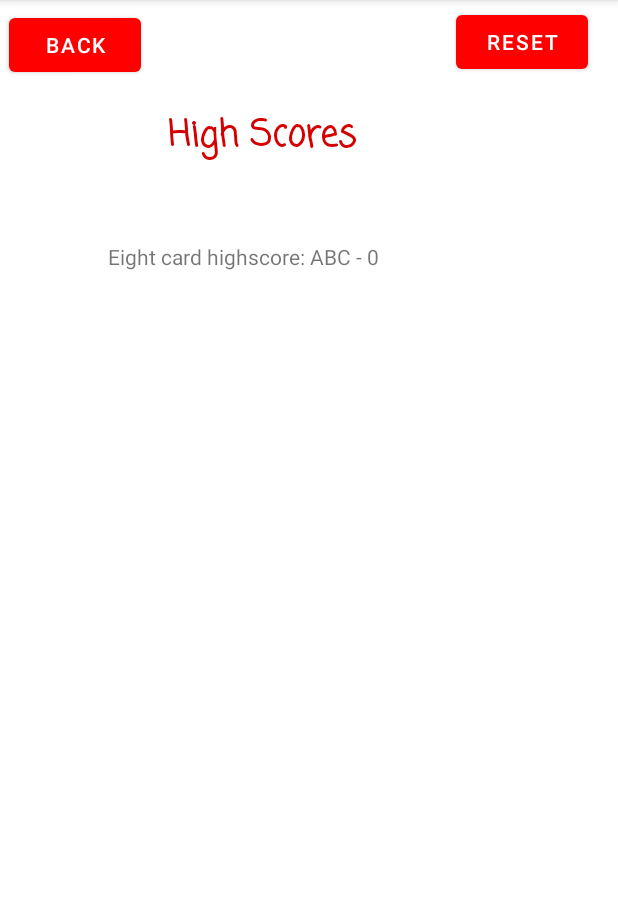
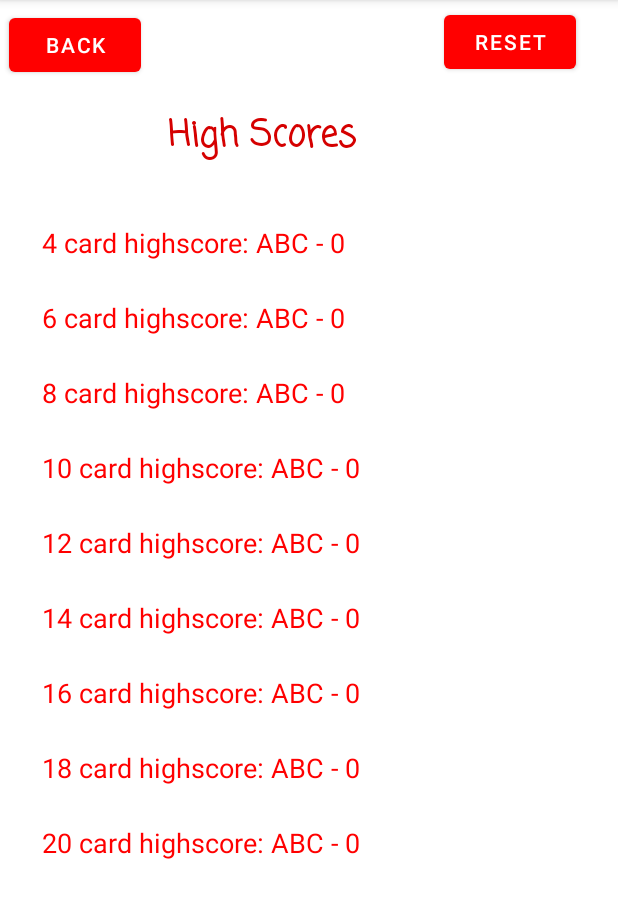
Before and after one commit to ShaneBaxter831/CS2450_AndroidMemoryGame, an Android app: the HighScoreListActivity screen opened directly, with no data from a screen before it, on a phone screen of 412 x 824 dp, the part 84-1002 px from its top. Run offline under Robolectric (Android 15) with nearby library versions, the phone set to English and light mode, and no system bars.

Commit message:
Finished highscores page

```diff
--- a/MyApplication/app/src/main/java/com/example/memorygame/HighScoreListActivity.java
+++ b/MyApplication/app/src/main/java/com/example/memorygame/HighScoreListActivity.java
@@ -11,6 +11,8 @@ import androidx.appcompat.app.AppCompatActivity;
 
 public class HighScoreListActivity extends AppCompatActivity {
 
+    TextView[] allHighScores;
+
     @Override
     protected void onCreate(Bundle savedInstanceState){
         super.onCreate(savedInstanceState);
@@ -19,6 +21,7 @@ public class HighScoreListActivity extends AppCompatActivity {
 
         Button back = findViewById(R.id.backToMenu);
 
+        //back to main menu
         back.setOnClickListener(new View.OnClickListener() {
             @Override
             public void onClick(View view) {
@@ -27,6 +30,7 @@ public class HighScoreListActivity extends AppCompatActivity {
             }
         });
 
+        //resets all currently saved highscores
         Button reset = findViewById(R.id.resetButton);
         reset.setOnClickListener(new View.OnClickListener() {
             @Override
@@ -39,13 +43,20 @@ public class HighScoreListActivity extends AppCompatActivity {
             }
         });
 
-        TextView highScoreEight = findViewById(R.id.highScoreEight);
-        SharedPreferences prefs = getSharedPreferences("PREFS", 0);
-        int eightCardScore = prefs.getInt("highscore8", 0);
-        String eightCardName = prefs.getString("highscore8name", "ABC");
+        allHighScores = new TextView[]{findViewById(R.id.highScoreFour), findViewById(R.id.highScoreSix), findViewById(R.id.highScoreEight),
+                                        findViewById(R.id.highScoreTen), findViewById(R.id.highScoreTwelve), findViewById(R.id.highScoreFourteen),
+                                        findViewById(R.id.highScoreSixteen), findViewById(R.id.highScoreEighteen), findViewById(R.id.highScoreTwenty)};
 
-        highScoreEight.setText("Eight card highscore: " + eightCardName + " - " + eightCardScore);
+        //Display all saved highscores
+        for(int i=0; i<9; i++){
+            int currNumberCards = 4 + (i*2);
 
+            SharedPreferences prefs = getSharedPreferences("PREFS", 0);
+            int currentHighScore = prefs.getInt("highscore" + currNumberCards, 0);
+            String currentHighScoreName = prefs.getString("highscore" + currNumberCards + "name", "ABC");
+
+            allHighScores[i].setText(currNumberCards + " card highscore: " + currentHighScoreName + " - " + currentHighScore);
+        }
 
     }
 
--- a/MyApplication/app/src/main/java/com/example/memorygame/NewHighScoreActivity.java
+++ b/MyApplication/app/src/main/java/com/example/memorygame/NewHighScoreActivity.java
@@ -30,6 +30,8 @@ public class NewHighScoreActivity extends AppCompatActivity {
 
         EditText nameText = findViewById(R.id.editTextTextPersonName);
 
+        //When done button is pressed the new highscore and inputted name for the high score
+        //are saved to Shared Preferences
         Button doneButton = findViewById(R.id.doneButton);
         doneButton.setOnClickListener(new View.OnClickListener() {
             @Override
--- a/MyApplication/app/src/main/res/layout/high_scores.xml
+++ b/MyApplication/app/src/main/res/layout/high_scores.xml
@@ -23,11 +23,101 @@
         android:id="@+id/highScoreEight"
         android:layout_width="wrap_content"
         android:layout_height="wrap_content"
-        android:layout_marginStart="72dp"
-        android:layout_marginTop="52dp"
+        android:layout_marginTop="25dp"
         android:text="TextView"
+        android:textColor="#FF0000"
+        android:textSize="18sp"
+        app:layout_constraintStart_toStartOf="@+id/highScoreSix"
+        app:layout_constraintTop_toBottomOf="@+id/highScoreSix" />
+
+    <TextView
+        android:id="@+id/highScoreSix"
+        android:layout_width="wrap_content"
+        android:layout_height="wrap_content"
+        android:layout_marginTop="25dp"
+        android:text="TextView"
+        android:textColor="#FF0000"
+        android:textSize="18sp"
+        app:layout_constraintStart_toStartOf="@+id/highScoreFour"
+        app:layout_constraintTop_toBottomOf="@+id/highScoreFour" />
+
+    <TextView
+        android:id="@+id/highScoreFour"
+        android:layout_width="wrap_content"
+        android:layout_height="wrap_content"
+        android:layout_marginStart="28dp"
+        android:layout_marginTop="40dp"
+        android:text="TextView"
+        android:textColor="#FF0000"
+        android:textSize="18sp"
         app:layout_constraintStart_toStartOf="parent"
         app:layout_constraintTop_toBottomOf="@+id/textView" />
+
+    <TextView
+        android:id="@+id/highScoreFourteen"
+        android:layout_width="wrap_content"
+        android:layout_height="wrap_content"
+        android:layout_marginTop="25dp"
+        android:text="TextView"
+        android:textColor="#FF0000"
+        android:textSize="18sp"
+        app:layout_constraintStart_toStartOf="@+id/highScoreTwelve"
+        app:layout_constraintTop_toBottomOf="@+id/highScoreTwelve" />
+
+    <TextView
+        android:id="@+id/highScoreSixteen"
+        android:layout_width="wrap_content"
+        android:layout_height="wrap_content"
+        android:layout_marginTop="25dp"
+        android:text="TextView"
+        android:textColor="#FF0000"
+        android:textSize="18sp"
+        app:layout_constraintStart_toStartOf="@+id/highScoreFourteen"
+        app:layout_constraintTop_toBottomOf="@+id/highScoreFourteen" />
+
+    <TextView
+        android:id="@+id/highScoreEighteen"
+        android:layout_width="wrap_content"
+        android:layout_height="wrap_content"
+        android:layout_marginTop="25dp"
+        android:text="TextView"
+        android:textColor="#FF0000"
+        android:textSize="18sp"
+        app:layout_constraintStart_toStartOf="@+id/highScoreSixteen"
+        app:layout_constraintTop_toBottomOf="@+id/highScoreSixteen" />
+
+    <TextView
+        android:id="@+id/highScoreTwenty"
+        android:layout_width="wrap_content"
+        android:layout_height="wrap_content"
+        android:layout_marginTop="25dp"
+        android:text="TextView"
+        android:textColor="#FF0000"
+        android:textSize="18sp"
+        app:layout_constraintStart_toStartOf="@+id/highScoreEighteen"
+        app:layout_constraintTop_toBottomOf="@+id/highScoreEighteen" />
+
+    <TextView
+        android:id="@+id/highScoreTwelve"
+        android:layout_width="wrap_content"
+        android:layout_height="wrap_content"
+        android:layout_marginTop="25dp"
+        android:text="TextView"
+        android:textColor="#FF0000"
+        android:textSize="18sp"
+        app:layout_constraintStart_toStartOf="@+id/highScoreTen"
+        app:layout_constraintTop_toBottomOf="@+id/highScoreTen" />
+
+    <TextView
+        android:id="@+id/highScoreTen"
+        android:layout_width="wrap_content"
+        android:layout_height="wrap_content"
+        android:layout_marginTop="25dp"
+        android:text="TextView"
+        android:textColor="#FF0000"
+        android:textSize="18sp"
+        app:layout_constraintStart_toStartOf="@+id/highScoreEight"
+        app:layout_constraintTop_toBottomOf="@+id/highScoreEight" />
 
     <Button
         android:id="@+id/backToMenu"
@@ -43,7 +133,7 @@
         android:id="@+id/resetButton"
         android:layout_width="wrap_content"
         android:layout_height="wrap_content"
-        android:layout_marginStart="304dp"
+        android:layout_marginStart="296dp"
         android:layout_marginTop="4dp"
         android:text="reset"
         app:layout_constraintStart_toStartOf="parent"
```
